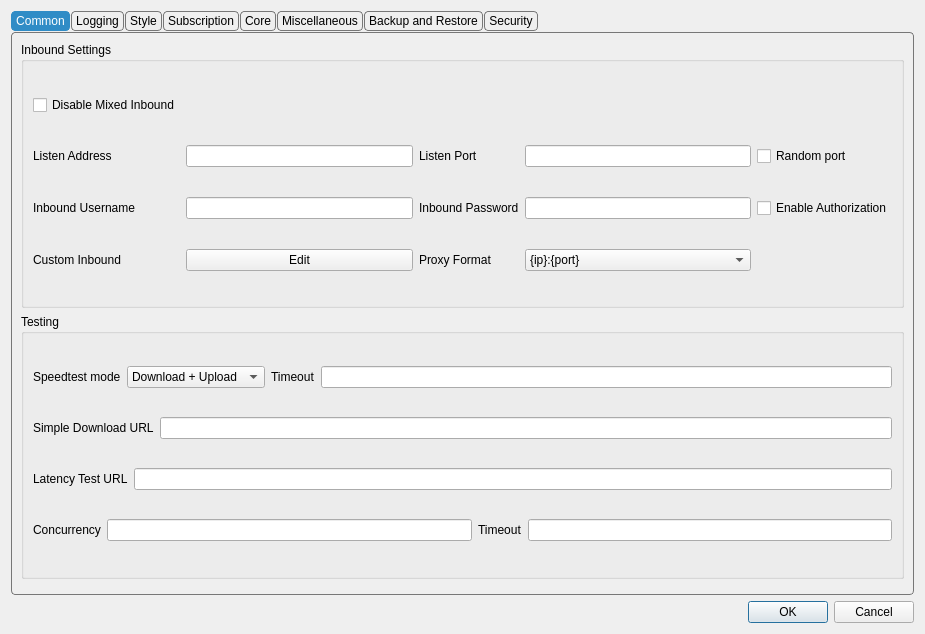
throneproj/Throne, file include/ui/setting/dialog_basic_settings.ui: the form before one commit.
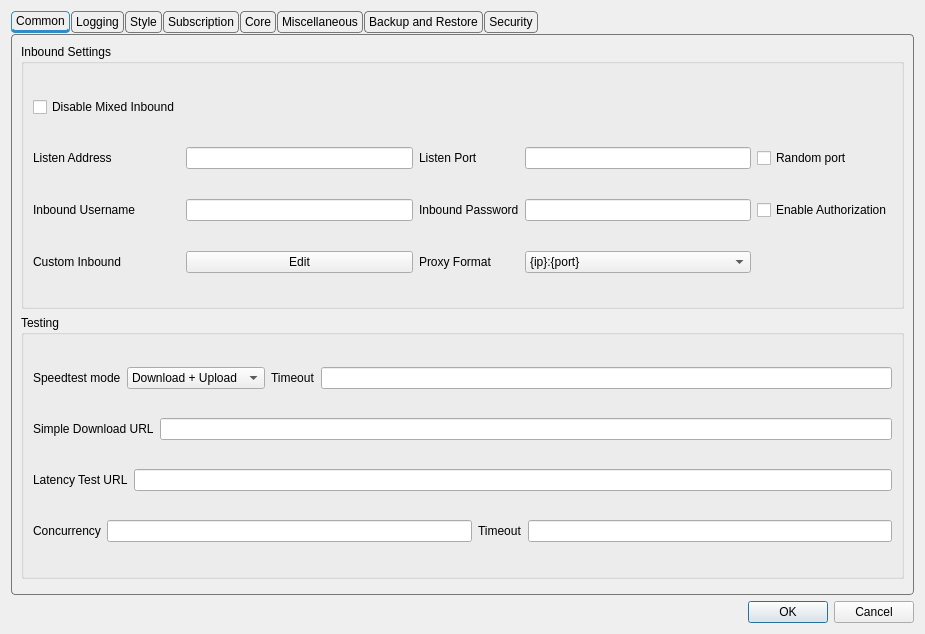
The form after the commit. Custom widgets are drawn as their Qt base class.

Commit message:
Mark the active tab with a thicker bottom edge instead of a fill
Filling the selected tab with palette(highlight) follows the OS accent on
the System, Fusion and windows11 themes, which is the wrong color when the
accent does not match the theme. Keep the edge approach and make it
visible instead: the selected tab gets a 3px bottom edge in the same
highlight color the 1px border already uses, and the unselected tabs get
a transparent one so every tab keeps the same height.

The edit to the form file:
```diff
--- a/include/ui/setting/dialog_basic_settings.ui
+++ b/include/ui/setting/dialog_basic_settings.ui
@@ -46,6 +46,7 @@
 
 QTabBar::tab {
     border: 1px solid #777777;
+    border-bottom: 3px solid transparent;
     border-radius: 4px;
 
     padding: 2px 4px;
@@ -54,8 +55,7 @@
 
 QTabBar::tab:selected {
     border: 1px solid palette(highlight);
-    background: palette(highlight);
-    color: palette(highlighted-text);
+    border-bottom: 3px solid palette(highlight);
 }
 
 QTabBar::tab:!selected {
```
The commit also changes 6 other files.
